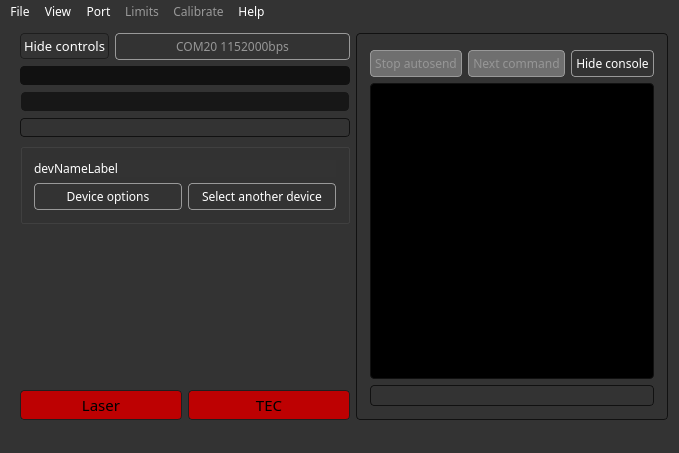
This is mainwindow.ui in IlyaZh/Maiman-Workbench as Qt 5 draws it before an edit. The edited form follows.
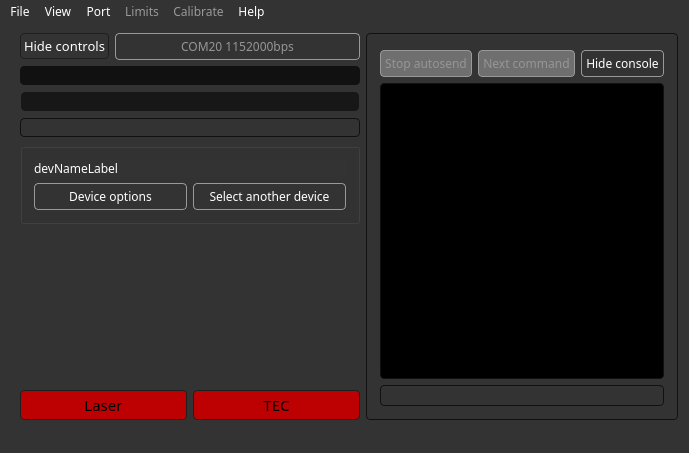
This is the edited form. Icons and pictures are not drawn.

```diff
--- a/mainwindow.ui
+++ b/mainwindow.ui
@@ -9,7 +9,7 @@
    <rect>
     <x>0</x>
     <y>0</y>
-    <width>679</width>
+    <width>689</width>
     <height>453</height>
    </rect>
   </property>
@@ -48,6 +48,7 @@
   <property name="styleSheet">
    <string notr="true">QMainWindow *{	
 	background: rgb(51,51,51);
+	color: rgb(255, 255, 255);
 }</string>
   </property>
   <property name="documentMode">
@@ -611,7 +612,7 @@
     <rect>
      <x>0</x>
      <y>0</y>
-     <width>679</width>
+     <width>689</width>
      <height>25</height>
     </rect>
    </property>
```
Left out of the diff: 2 changed lines with no effect on the pictures.
